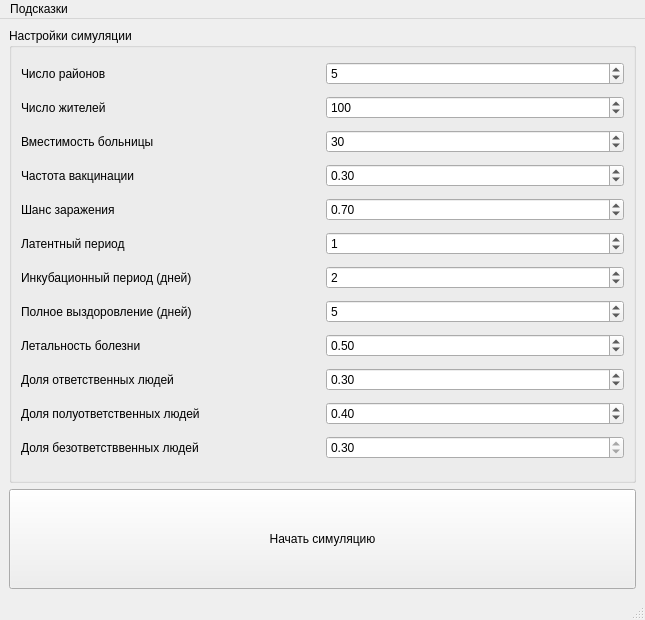
This is startStage/startmenu.ui in DergunNik/PlagueSim as Qt 5 draws it before an edit. The edited form follows.
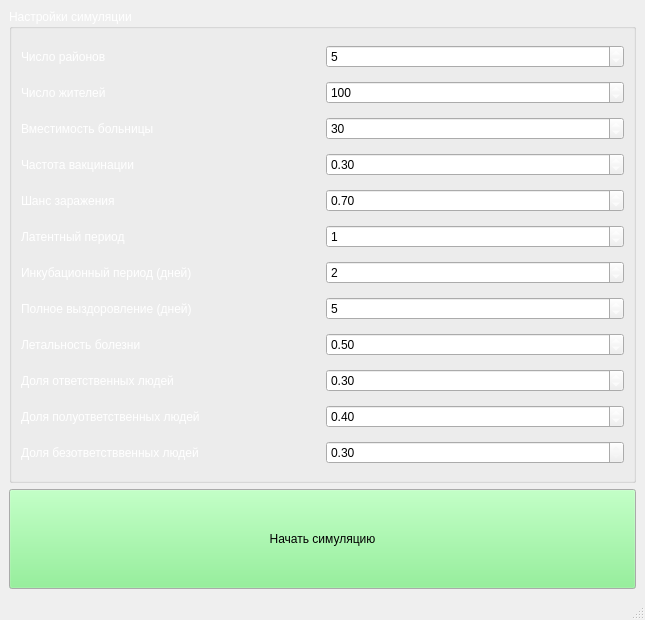
This is the edited form.

What changed in the file:
```diff
--- a/startStage/startmenu.ui
+++ b/startStage/startmenu.ui
@@ -17,6 +17,97 @@
    <layout class="QVBoxLayout" name="verticalLayout">
     <item>
      <widget class="QGroupBox" name="groupBox">
+      <property name="palette">
+       <palette>
+        <active>
+         <colorrole role="WindowText">
+          <brush brushstyle="SolidPattern">
+           <color alpha="255">
+            <red>255</red>
+            <green>255</green>
+            <blue>255</blue>
+           </color>
+          </brush>
+         </colorrole>
+         <colorrole role="Text">
+          <brush brushstyle="SolidPattern">
+           <color alpha="255">
+            <red>0</red>
+            <green>0</green>
+            <blue>0</blue>
+           </color>
+          </brush>
+         </colorrole>
+         <colorrole role="ButtonText">
+          <brush brushstyle="SolidPattern">
+           <color alpha="255">
+            <red>255</red>
+            <green>255</green>
+            <blue>255</blue>
+           </color>
+          </brush>
+         </colorrole>
+         <colorrole role="ToolTipText">
+          <brush brushstyle="SolidPattern">
+           <color alpha="255">
+            <red>255</red>
+            <green>255</green>
+            <blue>255</blue>
+           </color>
+          </brush>
+         </colorrole>
+        </active>
+        <inactive>
+         <colorrole role="WindowText">
+          <brush brushstyle="SolidPattern">
+           <color alpha="255">
+            <red>255</red>
+            <green>255</green>
+            <blue>255</blue>
+           </color>
+          </brush>
+         </colorrole>
+         <colorrole role="Text">
+          <brush brushstyle="SolidPattern">
+           <color alpha="255">
+            <red>0</red>
+            <green>0</green>
+            <blue>0</blue>
+           </color>
+          </brush>
+         </colorrole>
+         <colorrole role="ButtonText">
+          <brush brushstyle="SolidPattern">
+           <color alpha="255">
+            <red>255</red>
+            <green>255</green>
+            <blue>255</blue>
+           </color>
+          </brush>
+         </colorrole>
+         <colorrole role="ToolTipText">
+          <brush brushstyle="SolidPattern">
+           <color alpha="255">
+            <red>255</red>
+            <green>255</green>
+            <blue>255</blue>
+           </color>
+          </brush>
+         </colorrole>
+        </inactive>
+        <disabled>
+         <colorrole role="ToolTipText">
+          <brush brushstyle="SolidPattern">
+           <color alpha="255">
+            <red>255</red>
+            <green>255</green>
+            <blue>255</blue>
+           </color>
+          </brush>
+         </colorrole>
+        </disabled>
+       </palette>
+      </property>
       <property name="title">
        <string>Настройки симуляции</string>
       </property>
@@ -288,6 +379,79 @@
         <height>100</height>
        </size>
       </property>
+      <property name="palette">
+       <palette>
+        <active>
+         <colorrole role="Button">
+          <brush brushstyle="SolidPattern">
+           <color alpha="255">
+            <red>123</red>
+            <green>240</green>
+            <blue>131</blue>
+           </color>
+          </brush>
+         </colorrole>
+         <colorrole role="Window">
+          <brush brushstyle="SolidPattern">
+           <color alpha="255">
+            <red>238</red>
+            <green>238</green>
+            <blue>238</blue>
+           </color>
+          </brush>
+         </colorrole>
+        </active>
+        <inactive>
+         <colorrole role="Button">
+          <brush brushstyle="SolidPattern">
+           <color alpha="255">
+            <red>123</red>
+            <green>240</green>
+            <blue>131</blue>
+           </color>
+          </brush>
+         </colorrole>
+         <colorrole role="Window">
+          <brush brushstyle="SolidPattern">
+           <color alpha="255">
+            <red>238</red>
+            <green>238</green>
+            <blue>238</blue>
+           </color>
+          </brush>
+         </colorrole>
+        </inactive>
+        <disabled>
+         <colorrole role="Button">
+          <brush brushstyle="SolidPattern">
+           <color alpha="255">
+            <red>123</red>
+            <green>240</green>
+            <blue>131</blue>
+           </color>
+          </brush>
+         </colorrole>
+         <colorrole role="Base">
+          <brush brushstyle="SolidPattern">
+           <color alpha="255">
+            <red>238</red>
+            <green>238</green>
+            <blue>238</blue>
+           </color>
+          </brush>
+         </colorrole>
+         <colorrole role="Window">
+          <brush brushstyle="SolidPattern">
+           <color alpha="255">
+            <red>238</red>
+            <green>238</green>
+            <blue>238</blue>
+           </color>
+          </brush>
+         </colorrole>
+        </disabled>
+       </palette>
+      </property>
       <property name="text">
        <string>Начать симуляцию</string>
       </property>
@@ -304,13 +468,6 @@
      <height>26</height>
     </rect>
    </property>
-   <widget class="QMenu" name="menu">
-    <property name="title">
-     <string>Подсказки</string>
-    </property>
-    <addaction name="action"/>
-   </widget>
-   <addaction name="menu"/>
   </widget>
   <widget class="QStatusBar" name="statusbar"/>
   <action name="action">
```
